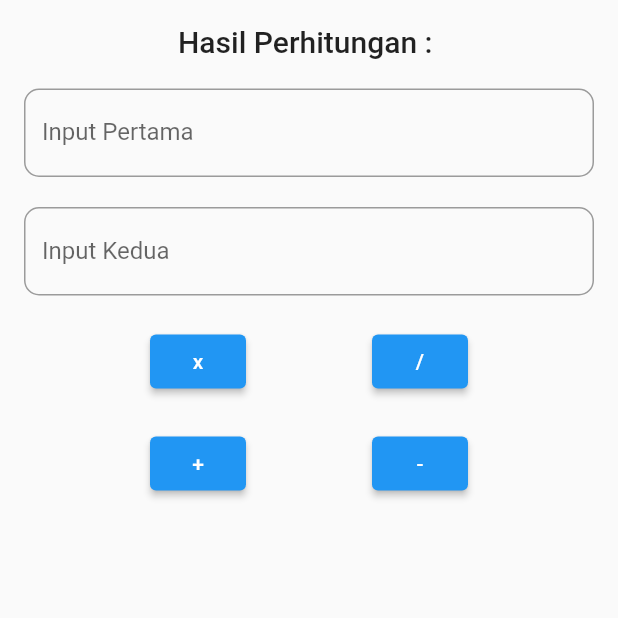
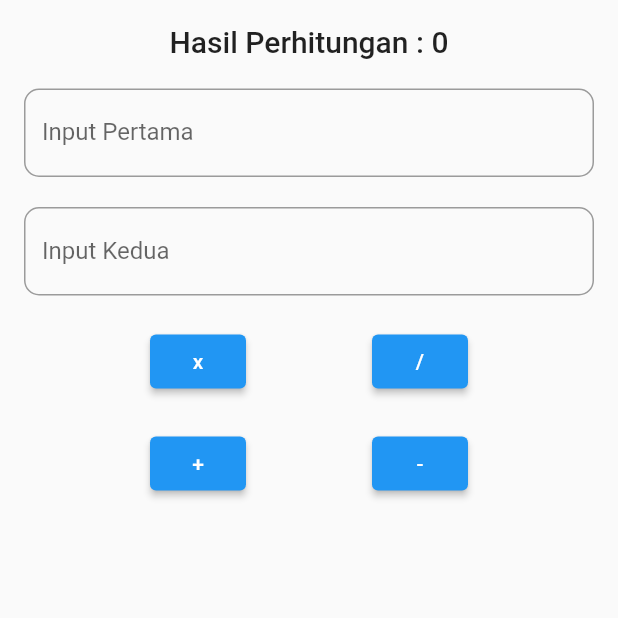
Before and after one commit to deevarindu/pretest_flutter_calculator, a Flutter app: the screen it shows after launch, on a phone screen of 412 x 824 dp, the top half of it. Run offline on Flutter 3.47's test engine with Material 2 defaults, Android fonts, the light colour scheme and no system bars.

Commit message:
add show result

```diff
--- a/lib/main.dart
+++ b/lib/main.dart
@@ -58,8 +58,8 @@ class _MyAppState extends State<MyApp> {
         padding: const EdgeInsets.all(16.0),
         child: Column(
           children: [
-            const Text(
-              'Hasil Perhitungan : ',
+            Text(
+              'Hasil Perhitungan : $hasil',
               style: TextStyle(fontSize: 20.0, fontWeight: FontWeight.w500),
             ),
             const SizedBox(
```
